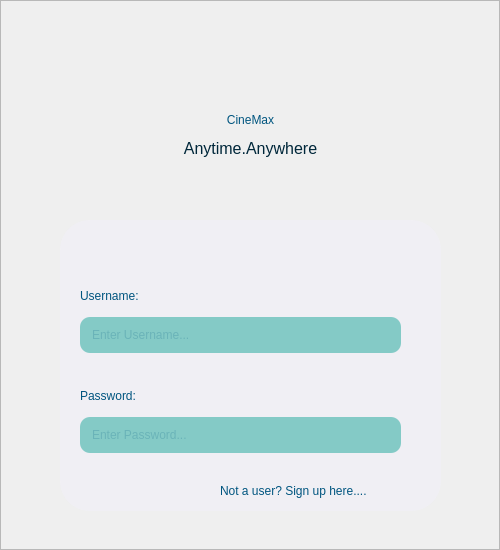
First picture: the form in homepage.ui, repository ashmitiscool/Theatre-Management, before the edit.
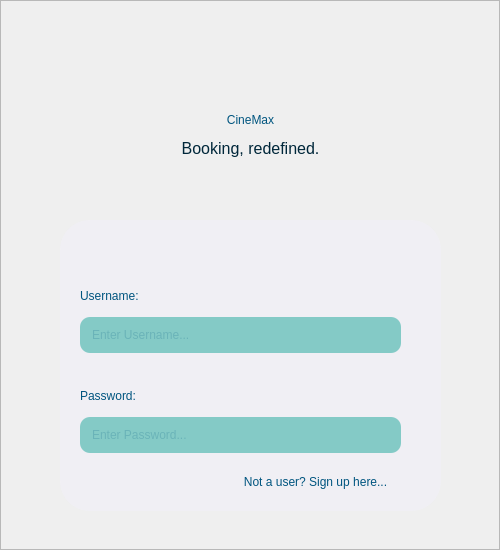
Second picture: the form after the edit.

The edit to the form file:
```diff
--- a/homepage.ui
+++ b/homepage.ui
@@ -52,7 +52,7 @@
 }</string>
     </property>
     <property name="text">
-     <string>&lt;html&gt;&lt;head/&gt;&lt;body&gt;&lt;p align=&quot;center&quot;&gt;&lt;span style=&quot; color:#00557f;&quot;&gt;CineMax&lt;/span&gt;&lt;/p&gt;&lt;p align=&quot;center&quot;&gt;&lt;span style=&quot; font-size:12pt; color:#00273a;&quot;&gt;Anytime.Anywhere&lt;/span&gt;&lt;/p&gt;&lt;/body&gt;&lt;/html&gt;</string>
+     <string>&lt;html&gt;&lt;head/&gt;&lt;body&gt;&lt;p align=&quot;center&quot;&gt;&lt;span style=&quot; color:#00557f;&quot;&gt;CineMax&lt;/span&gt;&lt;/p&gt;&lt;p align=&quot;center&quot;&gt;&lt;span style=&quot; font-size:12pt; color:#00273a;&quot;&gt;Booking, redefined.&lt;/span&gt;&lt;/p&gt;&lt;/body&gt;&lt;/html&gt;</string>
     </property>
     <property name="alignment">
      <set>Qt::AlignCenter</set>
@@ -136,30 +136,6 @@
       </item>
      </layout>
     </widget>
-    <widget class="QLabel" name="label_4">
-     <property name="geometry">
-      <rect>
-       <x>160</x>
-       <y>260</y>
-       <width>201</width>
-       <height>21</height>
-      </rect>
-     </property>
-     <property name="styleSheet">
-      <string notr="true">QLabel{
-	
-	font: 9pt &quot;Nasalization Rg&quot;;
-	color: rgb(0, 85, 127);
-	background-color: rgb(255, 255, 255,0);
-}
-QLabel:hover{
-color: rgb(0, 39, 58);
-}</string>
-     </property>
-     <property name="text">
-      <string>Not a user? Sign up here....</string>
-     </property>
-    </widget>
     <widget class="QWidget" name="layoutWidget">
      <property name="geometry">
       <rect>
@@ -214,6 +190,31 @@
       </item>
      </layout>
     </widget>
+    <widget class="QPushButton" name="pushButton">
+     <property name="geometry">
+      <rect>
+       <x>170</x>
+       <y>250</y>
+       <width>171</width>
+       <height>23</height>
+      </rect>
+     </property>
+     <property name="styleSheet">
+      <string notr="true">QPushButton{
+	font: 9pt &quot;Nasalization Rg&quot;;
+	color: rgb(0, 85, 127);
+	background-color: rgb(255, 255, 255,0);
+	border:none;
+	background-color: rgba(135, 200, 120, 0);
+}
+QPushButton:hover{
+	color: rgb(0, 39, 58);
+}</string>
+     </property>
+     <property name="text">
+      <string>Not a user? Sign up here...</string>
+     </property>
+    </widget>
    </widget>
    <zorder>frame_2</zorder>
    <zorder>label</zorder>
```
